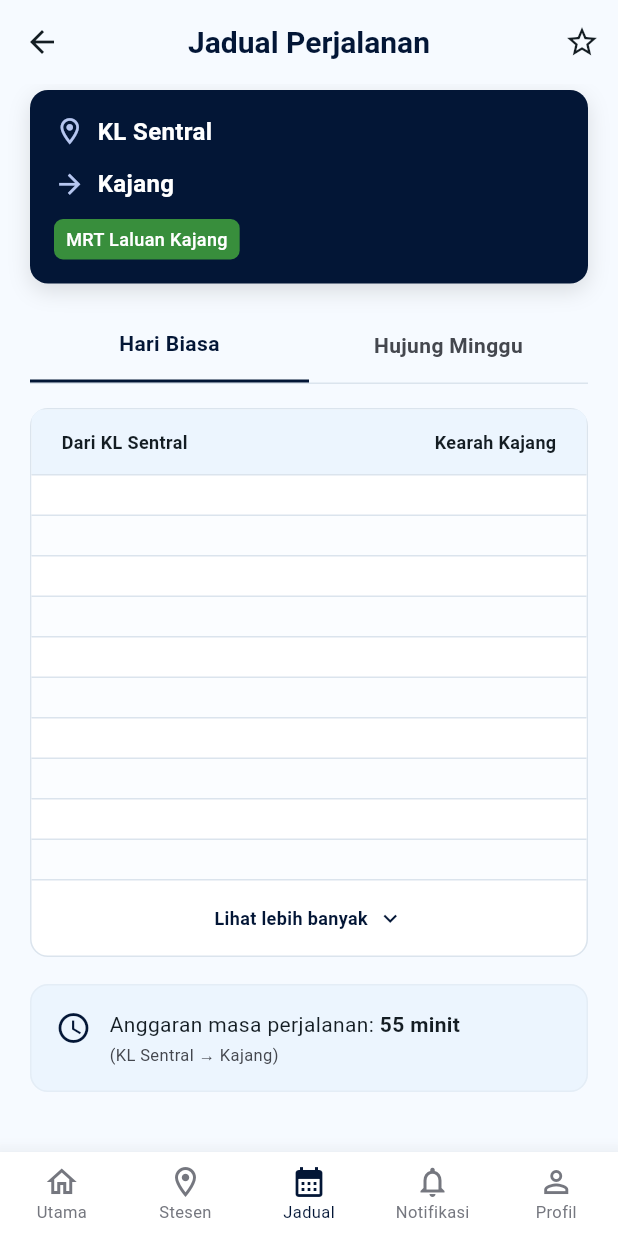
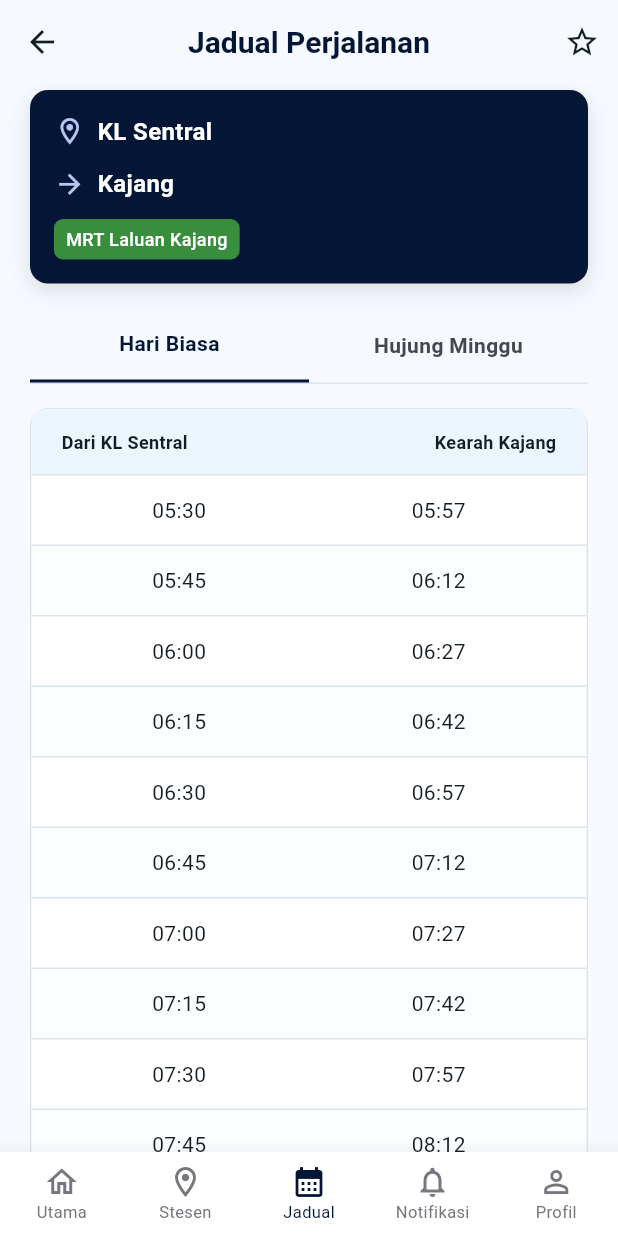
Before and after one commit to MASMA-Academy/jomz-gerak, a Flutter app: the TimetableScreen screen opened by its route, on a phone screen of 412 x 824 dp. Run offline on Flutter 3.47's test engine with Material 3 defaults, Android fonts, the phone set to English and light mode, and no system bars; our stand-ins replace google_fonts; network calls fail.

Commit message:
update timetable timelist

```diff
--- a/lib/screen/timetable_view.dart
+++ b/lib/screen/timetable_view.dart
@@ -321,6 +321,32 @@
                     : Colors.white,
                 border: const Border(top: BorderSide(color: surfaceVariant)),
               ),
+              child: Row(
+                children: [
+                  Expanded(
+                    child: Text(
+                      time[0],
+                      textAlign: TextAlign.center,
+                      style: const TextStyle(
+                        color: onSurface,
+                        fontSize: 14,
+                        fontWeight: FontWeight.w400,
+                      ),
+                    ),
+                  ),
+                  Expanded(
+                    child: Text(
+                      time[1],
+                      textAlign: TextAlign.center,
+                      style: const TextStyle(
+                        color: onSurface,
+                        fontSize: 14,
+                        fontWeight: FontWeight.w400,
+                      ),
+                    ),
+                  ),
+                ],
+              ),
             );
           }),
 
```
